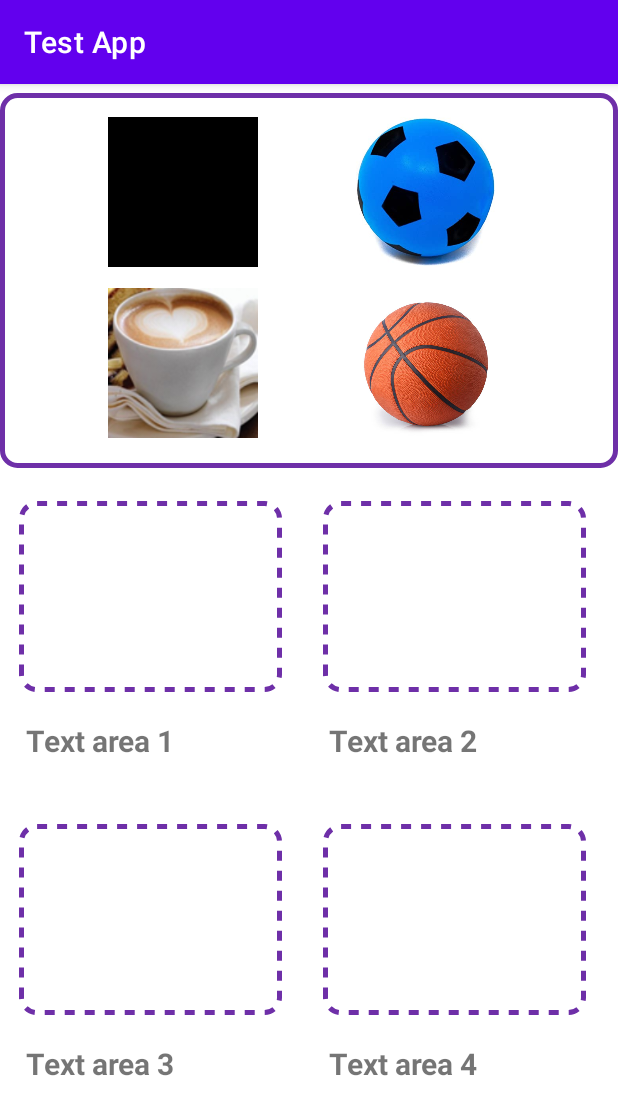
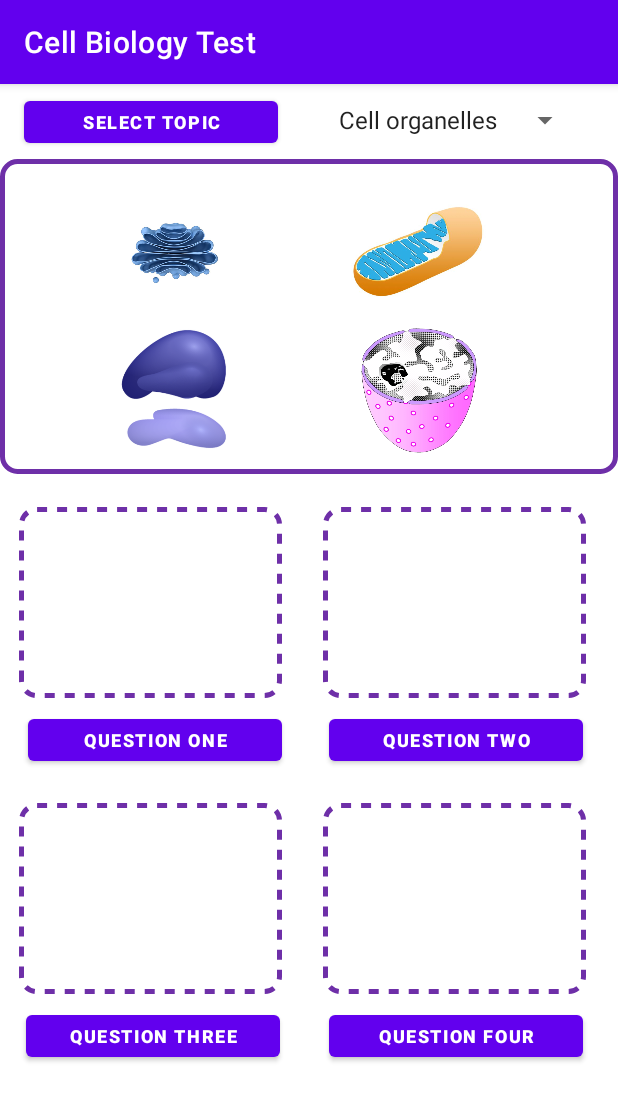
Before and after one commit to fabioqueiroz/kotlin-tutorial, an Android app: the DragAndDropFragment screen opened through its navigation route, on a phone screen of 412 x 824 dp. Shown: the top 1115 px of the screen. Run offline under Robolectric (Android 15) with nearby library versions, the phone set to English and light mode, and no system bars.

Commit message:
drag and drop backup

```diff
--- a/app/src/main/java/com/fq/navigationtutorial/AnimationFragment.kt
+++ b/app/src/main/java/com/fq/navigationtutorial/AnimationFragment.kt
@@ -1,6 +1,7 @@
 package com.fq.navigationtutorial
 
 import android.graphics.Color
+import android.graphics.Paint
 import android.os.Bundle
 import androidx.fragment.app.Fragment
 import android.view.LayoutInflater
@@ -41,6 +42,7 @@ class AnimationFragment : Fragment() {
         // Inflate the layout for this fragment
         //return inflater.inflate(R.layout.fragment_animation, container, false)
         binding = FragmentAnimationBinding.inflate(inflater, container, false)
+        //binding.animationSurfaceView.paint.color = Color.WHITE
         return binding.root
     }
 
--- a/app/src/main/java/com/fq/navigationtutorial/Data.kt
+++ b/app/src/main/java/com/fq/navigationtutorial/Data.kt
@@ -6,6 +6,26 @@ class Data {
     companion object {
         fun getLanguages(): Array<String> = arrayOf("Java", "PHP", "Kotlin", "Javascript", "Python", "Swift")
         fun getCardSpinnerOptions(): Array<String> = arrayOf("Bar", "Cafe", "Restaurant")
+
+        fun getQuestionOneSpinnerOptions(): Array<String> = arrayOf("Test 1.1", "Test 1.2", "Test 1.3", "Test 1.4")
+
+        fun getQuestionTwoSpinnerOptions(): Array<String> = arrayOf("Test 2.1", "Test 2.2", "Test 2.3", "Test 2.4")
+
+        fun getQuestionThreeSpinnerOptions(): Array<String> = arrayOf("Test 3.1", "Test 3.2", "Test 3.3", "Test 3.4")
+
+        fun getQuestionFourSpinnerOptions(): Array<String> = arrayOf("Test 4.1", "Test 4.2", "Test 4.3", "Test 4.4")
+
+        fun getQuestionFiveSpinnerOptions(): Array<String> = arrayOf("Test 5.1", "Test 5.2", "Test 5.3", "Test 5.4")
+
+        fun getImageSpinnerOptions(): Array<String> = arrayOf("Cell organelles", "Test 2", "Test 3")
+
         fun getRandomNumber(): Int = (0..10).random() //Random.nextInt(0, 10)
+
+        fun getDragOptionsQuestions() : Array<String> = arrayOf(
+            "Who is responsible for modifying and packaging proteins and lipids into vesicles?",
+            "Which is the organelle responsible for producing cell energy that contains a unique genome?",
+            "What is the name of a cellular particle made of RNA and protein that serves as the site for protein synthesis in the cell?",
+            "Name the eukaryotic organelle which fully enclosed membrane contains the majority of the cell's genetic material:"
+        )
     }
 }
--- a/app/src/main/java/com/fq/navigationtutorial/DragAndDropFragment.kt
+++ b/app/src/main/java/com/fq/navigationtutorial/DragAndDropFragment.kt
@@ -1,19 +1,18 @@
 package com.fq.navigationtutorial
 
+import android.R
+import android.annotation.SuppressLint
 import android.content.ClipData
 import android.content.ClipDescription
-import android.graphics.Color
-import android.graphics.drawable.ColorDrawable
+import android.graphics.drawable.Drawable
 import android.os.Bundle
-import android.util.Log
-import android.view.DragEvent
+import android.view.*
+import android.widget.*
+import androidx.appcompat.app.AlertDialog
+import androidx.constraintlayout.widget.ConstraintLayout
 import androidx.fragment.app.Fragment
-import android.view.LayoutInflater
-import android.view.View
-import android.view.ViewGroup
-import android.widget.*
-import androidx.constraintlayout.widget.ConstraintLayout
 import com.fq.navigationtutorial.databinding.FragmentDragAndDropBinding
+
 
 // TODO: Rename parameter arguments, choose names that match
 // the fragment initialization parameters, e.g. ARG_ITEM_NUMBER
@@ -30,7 +29,8 @@ class DragAndDropFragment : Fragment() {
     private var param1: String? = null
     private var param2: String? = null
     private lateinit var binding: FragmentDragAndDropBinding
-
+    private lateinit var imageSpinner: Spinner
+    private lateinit var selectedTopic: String
 
     override fun onCreate(savedInstanceState: Bundle?) {
         super.onCreate(savedInstanceState)
@@ -38,6 +38,7 @@ class DragAndDropFragment : Fragment() {
             param1 = it.getString(ARG_PARAM1)
             param2 = it.getString(ARG_PARAM2)
         }
+        (activity as MainActivity)?.setActionBarTitle("Cell Biology Test")
     }
 
     override fun onCreateView(
@@ -45,16 +46,70 @@ class DragAndDropFragment : Fragment() {
         savedInstanceState: Bundle?
     ): View? {
         // Inflate the layout for this fragment
-        //return inflater.inflate(R.layout.fragment_drag_and_drop, container, false)
         binding = FragmentDragAndDropBinding.inflate(inflater, container, false)
         attachOnDragListener()
+        assignQuestionTexts()
         return binding.root
     }
 
-//    override fun onViewCreated(view: View, savedInstanceState: Bundle?) {
-//        super.onViewCreated(view, savedInstanceState)
-//        attachOnDragListener()
-//    }
+    override fun onViewCreated(view: View, savedInstanceState: Bundle?) {
+        super.onViewCreated(view, savedInstanceState)
+        imageSpinner = binding.imageSelectorSpinner
+        setSpinnerLayout(imageSpinner)
+        binding.imageSelectorButton.setOnClickListener {
+//            selectedTopic = imageSpinner.selectedItem.toString()
+//            getImagesByTopic(selectedTopic)
+            getImagesByTopic(imageSpinner.selectedItem.toString())
+        }
+    }
+    //TODO: complete method
+    private fun getImagesByTopic(topic: String) {
+        when(topic) {
+            "Cell organelles" -> setImages(Topic.CELL_ORGANELLES)
+            "Topic 2" -> setImages(Topic.TOPIC_2)
+            "Topic 3" -> setImages(Topic.TOPIC_3)
+            else -> null
+        }
+    }
+    //TODO: complete method
+    private fun setImages(topic: Topic) {
+        var imageOne: ImageView
+        var imageTwo: Drawable?
+        var imageThree: Drawable?
+        var imageFour: Drawable?
+
+        when(topic) {
+            Topic.CELL_ORGANELLES -> {
+                //R.drawable.
+            }
+
+        }
+
+        //binding.dragImageView.setImageResource()
+    }
+
+    //TODO: move to a helper class
+    private fun setSpinnerLayout(spinner: Spinner): Unit {
+        with(spinner)
+        {
+            adapter = adapterFactory(spinner)
+            setSelection(0, false)
+            prompt = "Select the topic"
+            gravity = android.view.Gravity.CENTER
+        }
+    }
+    //TODO: move to a helper class
+    private fun adapterFactory(spinner: Spinner): ArrayAdapter<String> {
+        var spinnerOptions = when(spinner){
+            imageSpinner -> Data.getImageSpinnerOptions()
+            else -> arrayOf()
+        }
+
+        var adapter = ArrayAdapter(spinner.context, R.layout.simple_spinner_item, spinnerOptions)
+        adapter.setDropDownViewResource(R.layout.select_dialog_singlechoice)
+
+        return adapter
+    }
 
     private fun setClickListenerToImage(imageView: ImageView, dataText: String) {
         imageView.setOnLongClickListener {
@@ -81,10 +136,10 @@ class DragAndDropFragment : Fragment() {
         setDragListenerToArea(binding.imageDropAreaThree)
         setDragListenerToArea(binding.imageDropAreaFour)
 
-        setClickListenerToImage(binding.dragView, "Test ClipData text")
-        setClickListenerToImage(binding.dragImageView, "Image view text")
-        setClickListenerToImage(binding.dragImageView2, "Orange ball text")
-        setClickListenerToImage(binding.dragCoffeeImageView, "Coffee image text")
+        setClickListenerToImage(binding.dragImageView, "ImageOneData")
+        setClickListenerToImage(binding.dragImageView2, "ImageTwoData")
+        setClickListenerToImage(binding.dragImageView3, "ImageThreeData")
+        setClickListenerToImage(binding.dragImageView4, "ImageFourData")
     }
 
     private fun setAlphaValue(value: Float) {
@@ -121,28 +176,29 @@ class DragAndDropFragment : Fragment() {
                 val owner = v.parent as ViewGroup
                 owner.removeView(v)
 
-                val destination = view as ConstraintLayout //RelativeLayout //LinearLayout
+                val destination = view as ConstraintLayout
                 destination.addView(v)
                 v.visibility = View.VISIBLE
 
                 var draggedObject = when(dragData.toString()) {
-                    "Test ClipData text" -> "Black Box"
-                    "Image view text" -> "Ball Image"
-                    "Orange ball text" -> "Orange Ball"
-                    "Coffee image text" -> "Coffee Image"
+                    "ImageOneData" -> "Golgi Apparatus"
+                    "ImageTwoData" -> "Mitochondria"
+                    "ImageFourData" -> "Nucleus"
+                    "ImageThreeData" -> "Ribosomes"
                     else -> ""
                 }
 
-                if(destination == binding.imageDropAreaOne && draggedObject == "Black Box" ||
-                    destination == binding.imageDropAreaTwo && draggedObject == "Ball Image") {
-                    Toast.makeText(this@DragAndDropFragment.context, "Correct: $draggedObject", Toast.LENGTH_SHORT).show()
-                    //binding.dragView.setImageResource(R.drawable.bar)
+                if(destination == binding.imageDropAreaOne && draggedObject == "Golgi Apparatus" ||
+                    destination == binding.imageDropAreaTwo && draggedObject == "Mitochondria" ||
+                    destination == binding.imageDropAreaThree && draggedObject == "Ribosomes" ||
+                    destination == binding.imageDropAreaFour && draggedObject == "Nucleus") {
+                    Toast.makeText(this@DragAndDropFragment.context, "Correct, it's the $draggedObject!", Toast.LENGTH_SHORT).show()
                 }
                 else if(destination == binding.imageSourceArea) {
                     Toast.makeText(this@DragAndDropFragment.context, "Let's try again!", Toast.LENGTH_SHORT).show()
                 }
                 else {
-                    Toast.makeText(this@DragAndDropFragment.context, "Wrong object: $draggedObject", Toast.LENGTH_SHORT).show()
+                    Toast.makeText(this@DragAndDropFragment.context, "Wrong answer: $draggedObject", Toast.LENGTH_SHORT).show()
                 }
 
                 true
@@ -152,6 +208,26 @@ class DragAndDropFragment : Fragment() {
                 true
             }
             else -> false
+        }
+    }
+
+    private fun assignQuestionTexts() {
+        var data = Data.getDragOptionsQuestions()
+        displayQuestionDialog(binding.cardAreaOneButton, "1. Question One", data[0])
+        displayQuestionDialog(binding.cardAreaTwoButton, "2. Question Two", data[1])
+        displayQuestionDialog(binding.cardAreaThreeButton, "3. Question Three", data[2])
+        displayQuestionDialog(binding.cardAreaFourButton, "3. Question Three", data[3])
+    }
+
+    private fun displayQuestionDialog(button: Button, title: String, message: String) {
+        button.setOnClickListener {
+            val builder = this.context?.let { it -> AlertDialog.Builder(it) }
+            builder?.setTitle(title)
+            builder?.setMessage(message)
+            builder?.setNegativeButton("Close") { dialog, id ->
+                //Toast.makeText(this.context,"No", Toast.LENGTH_SHORT).show()
+            }
+            builder?.show()
         }
     }
 
@@ -174,5 +250,4 @@ class DragAndDropFragment : Fragment() {
                 }
             }
     }
-
 }
--- a/app/src/main/java/com/fq/navigationtutorial/MainActivity.kt
+++ b/app/src/main/java/com/fq/navigationtutorial/MainActivity.kt
@@ -9,4 +9,8 @@ class MainActivity : AppCompatActivity() {
         setContentView(R.layout.activity_main)
         this.title = "Test App"
     }
+
+    fun setActionBarTitle(title: String?) {
+        this.title = title
+    }
 }
--- a/app/src/main/res/layout/fragment_drag_and_drop.xml
+++ b/app/src/main/res/layout/fragment_drag_and_drop.xml
@@ -9,70 +9,102 @@
     tools:context=".DragAndDropFragment">
 
     <androidx.constraintlayout.widget.ConstraintLayout
+        android:id="@+id/imageSelector"
+        android:layout_width="match_parent"
+        android:layout_height="50dp">
+
+        <Button
+            android:id="@+id/imageSelectorButton"
+            android:layout_width="169dp"
+            android:layout_height="40dp"
+            android:layout_marginStart="16dp"
+            android:layout_weight="1"
+            android:text="Select topic"
+            android:textSize="12sp"
+            android:textStyle="bold"
+            app:layout_constraintBottom_toBottomOf="parent"
+            app:layout_constraintStart_toStartOf="parent"
+            app:layout_constraintTop_toTopOf="parent" />
+
+        <Spinner
+            android:id="@+id/imageSelectorSpinner"
+            android:layout_width="wrap_content"
+            android:layout_height="wrap_content"
+            android:layout_marginTop="12dp"
+            android:layout_marginEnd="16dp"
+            android:textSize="25sp"
+            app:layout_constraintEnd_toEndOf="parent"
+            app:layout_constraintHorizontal_bias="0.796"
+            app:layout_constraintStart_toEndOf="@+id/imageSelectorButton"
+            app:layout_constraintTop_toTopOf="parent" />
+
+    </androidx.constraintlayout.widget.ConstraintLayout>
+
+    <androidx.constraintlayout.widget.ConstraintLayout
         android:id="@+id/imageSourceArea"
         android:layout_width="match_parent"
-        android:layout_height="250dp"
+        android:layout_height="210dp"
         android:layout_alignParentTop="true"
-        android:layout_marginTop="6dp"
+        android:layout_marginTop="50dp"
         android:layout_weight="1"
         android:background="@drawable/custom_solid_border"
         android:gravity="center"
         android:orientation="horizontal">
 
         <ImageView
-            android:id="@+id/dragView"
-            android:layout_width="100dp"
-            android:layout_height="100dp"
+            android:id="@+id/dragImageView"
+            android:layout_width="90dp"
+            android:layout_height="90dp"
             android:layout_gravity="center"
             android:layout_marginStart="72dp"
             android:layout_marginTop="16dp"
-            android:background="@android:color/black"
+            android:src="@drawable/golgi"
             app:layout_constraintStart_toStartOf="parent"
             app:layout_constraintTop_toTopOf="parent" />
 
         <ImageView
-            android:id="@+id/dragImageView"
-            android:layout_width="100dp"
-            android:layout_height="100dp"
+            android:id="@+id/dragImageView2"
+            android:layout_width="90dp"
+            android:layout_height="90dp"
             android:layout_gravity="center"
             android:layout_marginTop="16dp"
             android:layout_marginEnd="16dp"
-            android:src="@drawable/ball2"
+            android:src="@drawable/mitochondria"
             app:layout_constraintEnd_toEndOf="parent"
-            app:layout_constraintStart_toEndOf="@+id/dragView"
+            app:layout_constraintStart_toEndOf="@+id/dragImageView"
             app:layout_constraintTop_toTopOf="parent" />
 
         <ImageView
-            android:id="@+id/dragImageView2"
-            android:layout_width="100dp"
-            android:layout_height="100dp"
-            android:layout_below="@id/dragImageView"
+            android:id="@+id/dragImageView4"
+            android:layout_width="90dp"
+            android:layout_height="90dp"
+            android:layout_below="@id/dragImageView2"
             android:layout_gravity="center"
             android:layout_marginTop="8dp"
             android:layout_marginEnd="16dp"
             android:layout_marginBottom="16dp"
-            android:layout_toRightOf="@id/dragCoffeeImageView"
-            android:src="@drawable/ball1"
+            android:layout_toRightOf="@id/dragImageView3"
+            android:src="@drawable/nucleus"
             app:layout_constraintBottom_toBottomOf="parent"
             app:layout_constraintEnd_toEndOf="parent"
-            app:layout_constraintLeft_toRightOf="@id/dragCoffeeImageView"
-            app:layout_constraintStart_toEndOf="@+id/dragCoffeeImageView"
-            app:layout_constraintTop_toBottomOf="@+id/dragImageView" />
+            app:layout_constraintLeft_toRightOf="@id/dragImageView3"
+            app:layout_constraintStart_toEndOf="@+id/dragImageView3"
+            app:layout_constraintTop_toBottomOf="@+id/dragImageView2" />
 
         <ImageView
-            android:id="@+id/dragCoffeeImageView"
-            android:layout_width="100dp"
-            android:layout_height="100dp"
-            android:layout_below="@id/dragView"
+            android:id="@+id/dragImageView3"
+            android:layout_width="90dp"
+            android:layout_height="90dp"
+            android:layout_below="@id/dragImageView"
             android:layout_gravity="center"
             android:layout_marginStart="72dp"
             android:layout_marginTop="8dp"
             android:layout_marginBottom="16dp"
             android:contentDescription="test"
-            android:src="@drawable/coffee"
+            android:src="@drawable/ribosome"
             app:layout_constraintBottom_toBottomOf="parent"
             app:layout_constraintStart_toStartOf="parent"
-            app:layout_constraintTop_toBottomOf="@+id/dragView"
+            app:layout_constraintTop_toBottomOf="@+id/dragImageView"
             app:layout_constraintVertical_bias="0.6" />
 
     </androidx.constraintlayout.widget.ConstraintLayout>
@@ -94,7 +126,7 @@
             android:layout_height="127dp"
             android:layout_marginTop="16dp"
             android:layout_weight="1"
-            android:background="@drawable/custom_border"
+            android:background="@drawable/custom_dashed_border"
             android:gravity="center"
             android:orientation="horizontal"
             app:layout_constraintEnd_toEndOf="parent"
@@ -102,19 +134,21 @@
             app:layout_constraintStart_toStartOf="parent"
             app:layout_constraintTop_toTopOf="parent" />
 
-        <TextView
-            android:id="@+id/cardAreaOneTextView"
+        <Button
+            android:id="@+id/cardAreaOneButton"
             android:layout_width="169dp"
-            android:layout_height="29dp"
+            android:layout_height="40dp"
             android:layout_marginBottom="4dp"
             android:layout_weight="1"
-            android:text="Text area 1"
-            android:textSize="20sp"
+            android:text="Question one"
+            android:textSize="12sp"
             android:textStyle="bold"
             app:layout_constraintBottom_toBottomOf="parent"
             app:layout_constraintEnd_toEndOf="parent"
-            app:layout_constraintHorizontal_bias="0.507"
-            app:layout_constraintStart_toStartOf="parent" />
+            app:layout_constraintHorizontal_bias="0.542"
+            app:layout_constraintStart_toStartOf="parent"
+            app:layout_constraintTop_toBottomOf="@+id/imageDropAreaOne"
+            app:layout_constraintVertical_bias="1.0" />
 
     </androidx.constraintlayout.widget.ConstraintLayout>
 
@@ -138,7 +172,7 @@
             android:layout_height="127dp"
             android:layout_marginTop="16dp"
             android:layout_weight="1"
-            android:background="@drawable/custom_border"
+            android:background="@drawable/custom_dashed_border"
             android:gravity="center"
             android:orientation="horizontal"
             app:layout_constraintEnd_toEndOf="parent"
@@ -146,14 +180,14 @@
             app:layout_constraintStart_toStartOf="parent"
             app:layout_constraintTop_toTopOf="parent" />
 
-        <TextView
-            android:id="@+id/cardAreaTwoTextView"
+        <Button
+            android:id="@+id/cardAreaTwoButton"
             android:layout_width="169dp"
-            android:layout_height="29dp"
+            android:layout_height="40dp"
             android:layout_marginBottom="4dp"
             android:layout_weight="1"
-            android:text="Text area 2"
-            android:textSize="20sp"
+            android:text="Question Two"
+            android:textSize="12sp"
             android:textStyle="bold"
             app:layout_constraintBottom_toBottomOf="parent"
             app:layout_constraintEnd_toEndOf="parent"
@@ -167,7 +201,7 @@
         android:layout_width="204dp"
         android:layout_height="195dp"
         android:layout_below="@id/cardAreaOne"
-        android:layout_marginTop="20dp"
+        android:layout_marginTop="2dp"
         android:layout_weight="1"
         android:background="@android:color/white"
         android:gravity="center"
@@ -179,7 +213,7 @@
             android:layout_height="127dp"
             android:layout_marginTop="16dp"
             android:layout_weight="1"
-            android:background="@drawable/custom_border"
+            android:background="@drawable/custom_dashed_border"
             android:gravity="center"
             android:orientation="horizontal"
             app:layout_constraintEnd_toEndOf="parent"
@@ -187,14 +221,14 @@
             app:layout_constraintStart_toStartOf="parent"
             app:layout_constraintTop_toTopOf="parent" />
 
-        <TextView
-            android:id="@+id/cardTextView"
+        <Button
+            android:id="@+id/cardAreaThreeButton"
             android:layout_width="169dp"
-            android:layout_height="29dp"
+            android:layout_height="40dp"
             android:layout_marginBottom="4dp"
             android:layout_weight="1"
-            android:text="Text area 3"
-            android:textSize="20sp"
+            android:text="Question Three"
+            android:textSize="12sp"
             android:textStyle="bold"
             app:layout_constraintBottom_toBottomOf="parent"
             app:layout_constraintEnd_toEndOf="parent"
@@ -210,7 +244,7 @@
         android:layout_below="@id/cardAreaTwo"
         android:layout_alignParentEnd="true"
         android:layout_marginStart="3dp"
-        android:layout_marginTop="20dp"
+        android:layout_marginTop="2dp"
         android:layout_marginEnd="11dp"
         android:layout_toEndOf="@+id/cardAreaThree"
         android:layout_weight="1"
@@ -224,7 +258,7 @@
             android:layout_height="127dp"
             android:layout_marginTop="16dp"
             android:layout_weight="1"
-            android:background="@drawable/custom_border"
+            android:background="@drawable/custom_dashed_border"
             android:gravity="center"
             android:orientation="horizontal"
             app:layout_constraintEnd_toEndOf="parent"
@@ -232,14 +266,14 @@
             app:layout_constraintStart_toStartOf="parent"
             app:layout_constraintTop_toTopOf="parent" />
 
-        <TextView
-            android:id="@+id/cardTextViewFour"
+        <Button
+            android:id="@+id/cardAreaFourButton"
             android:layout_width="169dp"
-            android:layout_height="29dp"
+            android:layout_height="40dp"
             android:layout_marginBottom="4dp"
             android:layout_weight="1"
-            android:text="Text area 4"
-            android:textSize="20sp"
+            android:text="Question Four"
+            android:textSize="12sp"
             android:textStyle="bold"
             app:layout_constraintBottom_toBottomOf="parent"
             app:layout_constraintEnd_toEndOf="parent"
```
Also changed, not shown: app/src/main/java/com/fq/navigationtutorial/AnimationSurfaceView.kt (+23 -22 lines), app/src/main/java/com/fq/navigationtutorial/GameOject.kt (+12 -0 lines), app/src/main/java/com/fq/navigationtutorial/TestDialog.kt (added, +33 -0 lines), app/src/main/java/com/fq/navigationtutorial/Topic.kt (added, +7 -0 lines), app/src/main/res/layout/alert_dialog_image.xml (added, +13 -0 lines), app/src/main/res/layout/another_view.xml (added, +24 -0 lines), app/src/main/res/drawable/custom_dashed_border.xml (renamed from app/src/main/res/drawable/custom_border.xml), app/src/main/res/drawable/golgi.png (added), app/src/main/res/drawable/mitochondria.png (added), app/src/main/res/drawable/nucleus.png (added), app/src/main/res/drawable/ribosome.png (added), app/src/main/res/drawable/square.png (added).
